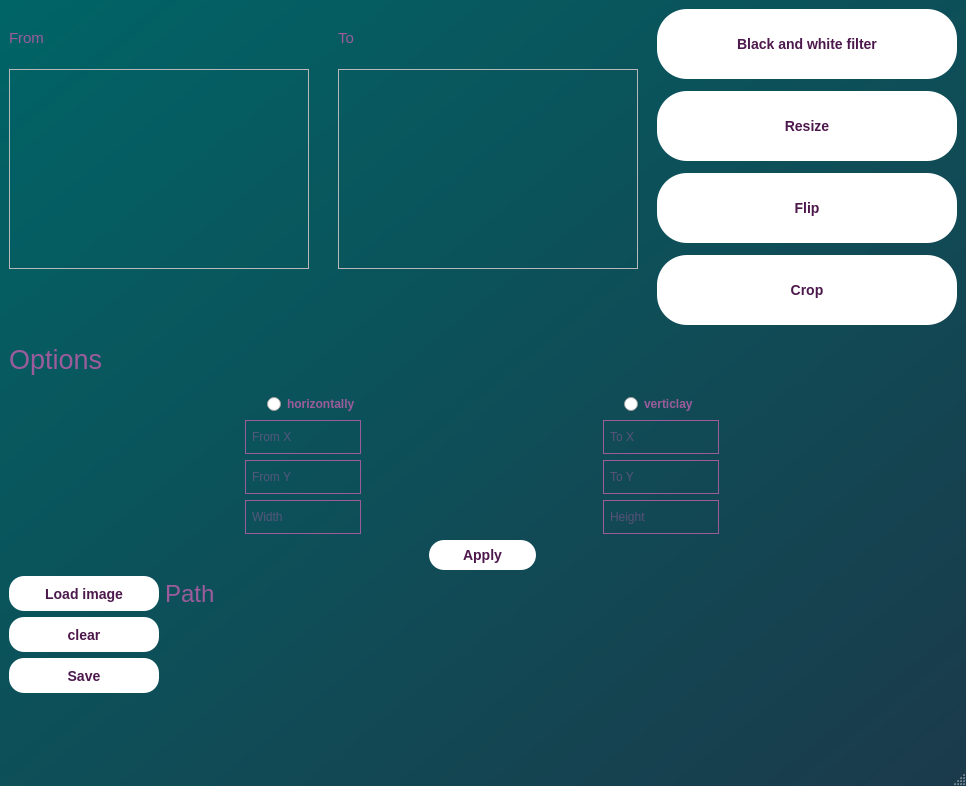
Qt form app/untitled/mainwindow.ui (AdelHefny/Image-Filters) before a commit.
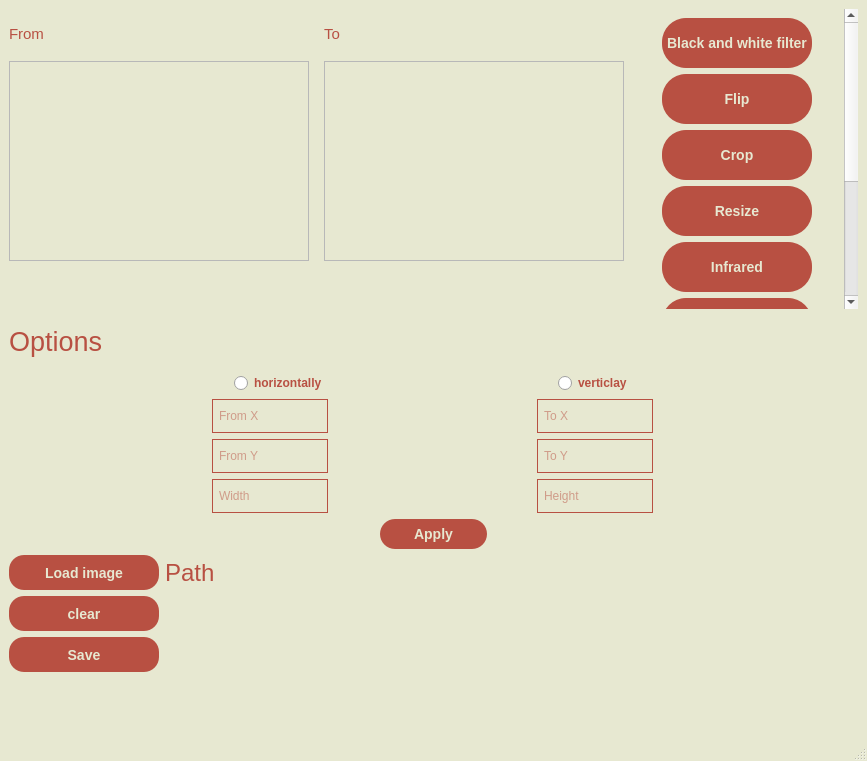
The same form after that commit. Icons and pictures are not drawn.

Commit message: added effects and oil paint and infrared filters to app, changed design

What changed in the file:
```diff
--- a/app/untitled/mainwindow.ui
+++ b/app/untitled/mainwindow.ui
@@ -6,21 +6,27 @@
    <rect>
     <x>0</x>
     <y>0</y>
-    <width>966</width>
-    <height>786</height>
+    <width>867</width>
+    <height>761</height>
    </rect>
   </property>
+  <property name="sizePolicy">
+   <sizepolicy hsizetype="Preferred" vsizetype="Minimum">
+    <horstretch>0</horstretch>
+    <verstretch>0</verstretch>
+   </sizepolicy>
+  </property>
   <property name="windowTitle">
    <string>MainWindow</string>
   </property>
   <property name="styleSheet">
    <string notr="true">QMainWindow{
-	background-color:  qlineargradient(spread:pad, x1:0, y1:0, x2:1, y2:1, stop:0 rgba(0, 100, 102, 255), stop:1 rgba(27, 58, 75, 255));
-	color: #4D194D;
+	background-color:  #E7E8D1;
+	color: #B85042;
 }
 QPushButton{
-	background-color:  rgba(255, 255, 255,255);
-	color:rgba(77, 25, 77,255);
+	background-color:  #B85042;
+	color:#E7E8D1;
 	border-radius: 30%;
 	font-size: 14px;
 	font-weight: 600;
@@ -29,18 +35,21 @@
 	background-color:  rgba(160, 160, 160,255);
 }
 QRadioButton{
-	color:#9C5C9C ;
+	color: #B85042 ;
 	font-weight: 500;
 }
 QLabel{
-	color: #9C5C9C;
+	color:  #B85042;
 }
 QLineEdit{
 	border-radius: 18%;
 	padding: 8px 4px;
 	background-color:  transparent;
-	color: #9C5C9C;
-	 border: 1px solid #9C5C9C;
+	color:  #B85042;
+	 border: 1px solid  #B85042;
+}
+QLineEdit:focus{
+	border: 1px solid #A7BEAE;
 }</string>
   </property>
   <property name="animated">
@@ -202,12 +211,56 @@
        </layout>
       </item>
       <item>
+       <widget class="QScrollArea" name="scrollArea">
+        <property name="sizePolicy">
+         <sizepolicy hsizetype="Minimum" vsizetype="Expanding">
+          <horstretch>0</horstretch>
+          <verstretch>0</verstretch>
+         </sizepolicy>
+        </property>
+        <property name="maximumSize">
+         <size>
+          <width>300</width>
+          <height>300</height>
+         </size>
+        </property>
+        <property name="autoFillBackground">
+         <bool>false</bool>
+        </property>
+        <property name="styleSheet">
+         <string notr="true">QScrollArea{
+	background-color: transparent;
+	border radius: 22px;
+	border: 10px yellow solid;
+}</string>
+        </property>
+        <property name="widgetResizable">
+         <bool>true</bool>
+        </property>
+        <widget class="QWidget" name="scrollAreaWidgetContents">
+         <property name="geometry">
+          <rect>
+           <x>0</x>
+           <y>-100</y>
+           <width>206</width>
+           <height>516</height>
+          </rect>
+         </property>
+         <property name="styleSheet">
+          <string notr="true">QWidget{
+background-color: transparent;
+}
+QPushButton{
+	background-color: #B85042;
+	border-radius: 24px;
+}
+QPushButton:hover{
+	background-color: #A7BEAE;
+}</string>
+         </property>
        <layout class="QGridLayout" name="gridLayout">
-        <property name="verticalSpacing">
-         <number>12</number>
-        </property>
-        <item row="1" column="0">
-         <widget class="QPushButton" name="BWBtn">
+          <item row="12" column="0">
+           <widget class="QPushButton" name="FlipBtn_5">
           <property name="sizePolicy">
            <sizepolicy hsizetype="Fixed" vsizetype="Maximum">
             <horstretch>0</horstretch>
@@ -216,8 +269,8 @@
           </property>
           <property name="minimumSize">
            <size>
-            <width>300</width>
-            <height>70</height>
+              <width>150</width>
+              <height>50</height>
            </size>
           </property>
           <property name="font">
@@ -226,46 +279,15 @@
             <fontweight>DemiBold</fontweight>
            </font>
           </property>
-          <property name="layoutDirection">
-           <enum>Qt::LeftToRight</enum>
-          </property>
           <property name="styleSheet">
            <string notr="true"/>
           </property>
           <property name="text">
-           <string>Black and white filter</string>
+             <string>Flip</string>
           </property>
          </widget>
         </item>
-        <item row="4" column="0">
-         <widget class="QPushButton" name="CropBtn">
-          <property name="sizePolicy">
-           <sizepolicy hsizetype="Fixed" vsizetype="Maximum">
-            <horstretch>0</horstretch>
-            <verstretch>0</verstretch>
-           </sizepolicy>
-          </property>
-          <property name="minimumSize">
-           <size>
-            <width>300</width>
-            <height>70</height>
-           </size>
-          </property>
-          <property name="font">
-           <font>
-            <pointsize>-1</pointsize>
-            <fontweight>DemiBold</fontweight>
-           </font>
-          </property>
-          <property name="styleSheet">
-           <string notr="true"/>
-          </property>
-          <property name="text">
-           <string>Crop</string>
-          </property>
-         </widget>
-        </item>
-        <item row="2" column="0">
+          <item row="5" column="0">
          <widget class="QPushButton" name="ResizeBtn">
           <property name="sizePolicy">
            <sizepolicy hsizetype="Fixed" vsizetype="Maximum">
@@ -275,8 +297,8 @@
           </property>
           <property name="minimumSize">
            <size>
-            <width>300</width>
-            <height>70</height>
+              <width>150</width>
+              <height>50</height>
            </size>
           </property>
           <property name="font">
@@ -285,6 +307,9 @@
             <fontweight>DemiBold</fontweight>
            </font>
           </property>
+            <property name="autoFillBackground">
+             <bool>false</bool>
+            </property>
           <property name="styleSheet">
            <string notr="true"/>
           </property>
@@ -293,7 +318,150 @@
           </property>
          </widget>
         </item>
+          <item row="13" column="0">
+           <widget class="QPushButton" name="FlipBtn_6">
+            <property name="sizePolicy">
+             <sizepolicy hsizetype="Fixed" vsizetype="Maximum">
+              <horstretch>0</horstretch>
+              <verstretch>0</verstretch>
+             </sizepolicy>
+            </property>
+            <property name="minimumSize">
+             <size>
+              <width>150</width>
+              <height>50</height>
+             </size>
+            </property>
+            <property name="font">
+             <font>
+              <pointsize>-1</pointsize>
+              <fontweight>DemiBold</fontweight>
+             </font>
+            </property>
+            <property name="styleSheet">
+             <string notr="true"/>
+            </property>
+            <property name="text">
+             <string>Flip</string>
+            </property>
+           </widget>
+          </item>
+          <item row="10" column="0">
+           <widget class="QPushButton" name="OilPaint">
+            <property name="sizePolicy">
+             <sizepolicy hsizetype="Fixed" vsizetype="Maximum">
+              <horstretch>0</horstretch>
+              <verstretch>0</verstretch>
+             </sizepolicy>
+            </property>
+            <property name="minimumSize">
+             <size>
+              <width>150</width>
+              <height>50</height>
+             </size>
+            </property>
+            <property name="font">
+             <font>
+              <pointsize>-1</pointsize>
+              <fontweight>DemiBold</fontweight>
+             </font>
+            </property>
+            <property name="styleSheet">
+             <string notr="true"/>
+            </property>
+            <property name="text">
+             <string>Oil Paint</string>
+            </property>
+           </widget>
+          </item>
+          <item row="11" column="0">
+           <widget class="QPushButton" name="FlipBtn_4">
+            <property name="sizePolicy">
+             <sizepolicy hsizetype="Fixed" vsizetype="Maximum">
+              <horstretch>0</horstretch>
+              <verstretch>0</verstretch>
+             </sizepolicy>
+            </property>
+            <property name="minimumSize">
+             <size>
+              <width>150</width>
+              <height>50</height>
+             </size>
+            </property>
+            <property name="font">
+             <font>
+              <pointsize>-1</pointsize>
+              <fontweight>DemiBold</fontweight>
+             </font>
+            </property>
+            <property name="styleSheet">
+             <string notr="true"/>
+            </property>
+            <property name="text">
+             <string>Flip</string>
+            </property>
+           </widget>
+          </item>
         <item row="3" column="0">
+           <widget class="QPushButton" name="CropBtn">
+            <property name="sizePolicy">
+             <sizepolicy hsizetype="Fixed" vsizetype="Maximum">
+              <horstretch>0</horstretch>
+              <verstretch>0</verstretch>
+             </sizepolicy>
+            </property>
+            <property name="minimumSize">
+             <size>
+              <width>150</width>
+              <height>50</height>
+             </size>
+            </property>
+            <property name="font">
+             <font>
+              <pointsize>-1</pointsize>
+              <fontweight>DemiBold</fontweight>
+             </font>
+            </property>
+            <property name="styleSheet">
+             <string notr="true"/>
+            </property>
+            <property name="text">
+             <string>Crop</string>
+            </property>
+           </widget>
+          </item>
+          <item row="0" column="0">
+           <widget class="QPushButton" name="BWBtn">
+            <property name="sizePolicy">
+             <sizepolicy hsizetype="Fixed" vsizetype="Maximum">
+              <horstretch>0</horstretch>
+              <verstretch>0</verstretch>
+             </sizepolicy>
+            </property>
+            <property name="minimumSize">
+             <size>
+              <width>150</width>
+              <height>50</height>
+             </size>
+            </property>
+            <property name="font">
+             <font>
+              <pointsize>-1</pointsize>
+              <fontweight>DemiBold</fontweight>
+             </font>
+            </property>
+            <property name="layoutDirection">
+             <enum>Qt::LeftToRight</enum>
+            </property>
+            <property name="styleSheet">
+             <string notr="true"/>
+            </property>
+            <property name="text">
+             <string>Black and white filter</string>
+            </property>
+           </widget>
+          </item>
+          <item row="1" column="0">
          <widget class="QPushButton" name="FlipBtn">
           <property name="sizePolicy">
            <sizepolicy hsizetype="Fixed" vsizetype="Maximum">
@@ -303,8 +471,8 @@
           </property>
           <property name="minimumSize">
            <size>
-            <width>300</width>
-            <height>70</height>
+              <width>150</width>
+              <height>50</height>
            </size>
           </property>
           <property name="font">
@@ -321,7 +489,37 @@
           </property>
          </widget>
         </item>
-       </layout>
+          <item row="6" column="0">
+           <widget class="QPushButton" name="Infrared">
+            <property name="sizePolicy">
+             <sizepolicy hsizetype="Fixed" vsizetype="Maximum">
+              <horstretch>0</horstretch>
+              <verstretch>0</verstretch>
+             </sizepolicy>
+            </property>
+            <property name="minimumSize">
+             <size>
+              <width>150</width>
+              <height>50</height>
+             </size>
+            </property>
+            <property name="font">
+             <font>
+              <pointsize>-1</pointsize>
+              <fontweight>DemiBold</fontweight>
+             </font>
+            </property>
+            <property name="styleSheet">
+             <string notr="true"/>
+            </property>
+            <property name="text">
+             <string>Infrared</string>
+            </property>
+           </widget>
+          </item>
+         </layout>
+        </widget>
+       </widget>
       </item>
      </layout>
     </item>
@@ -332,6 +530,11 @@
         <pointsize>20</pointsize>
        </font>
       </property>
+      <property name="styleSheet">
+       <string notr="true">QLabel{
+	opacity:0.4;
+}</string>
+      </property>
       <property name="text">
        <string>Options</string>
       </property>
```
Left out of the diff: 12 changed lines with no effect on the pictures. Lines whose indentation alone changed are shown as unchanged. The commit also changes 53 other files.
